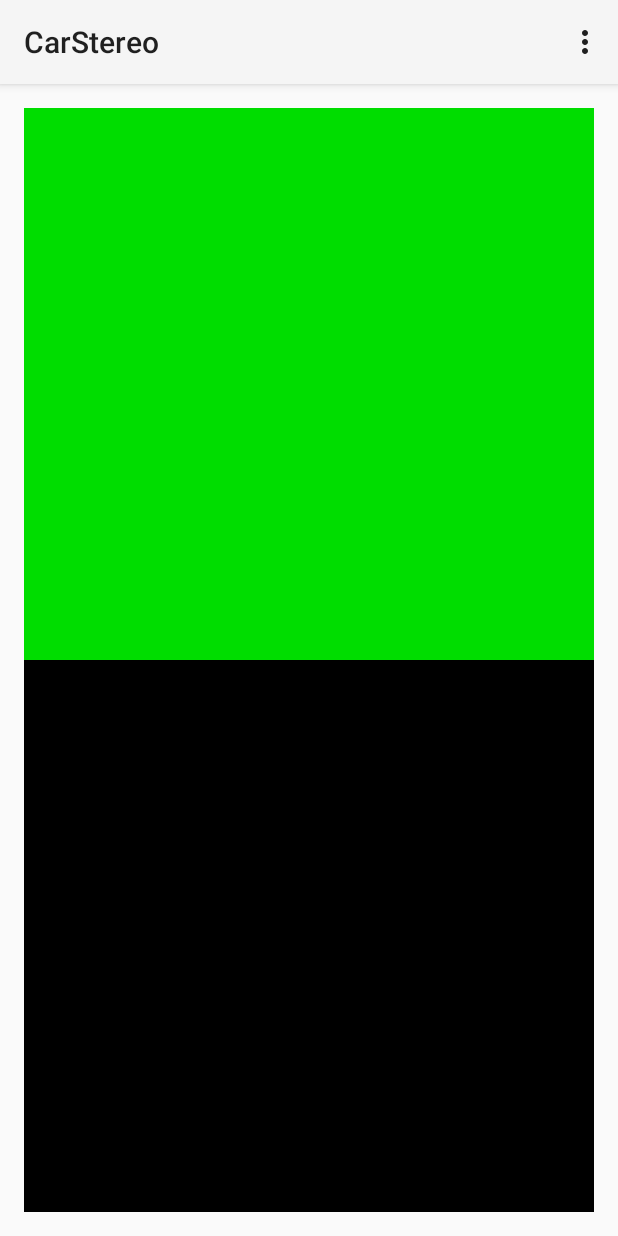
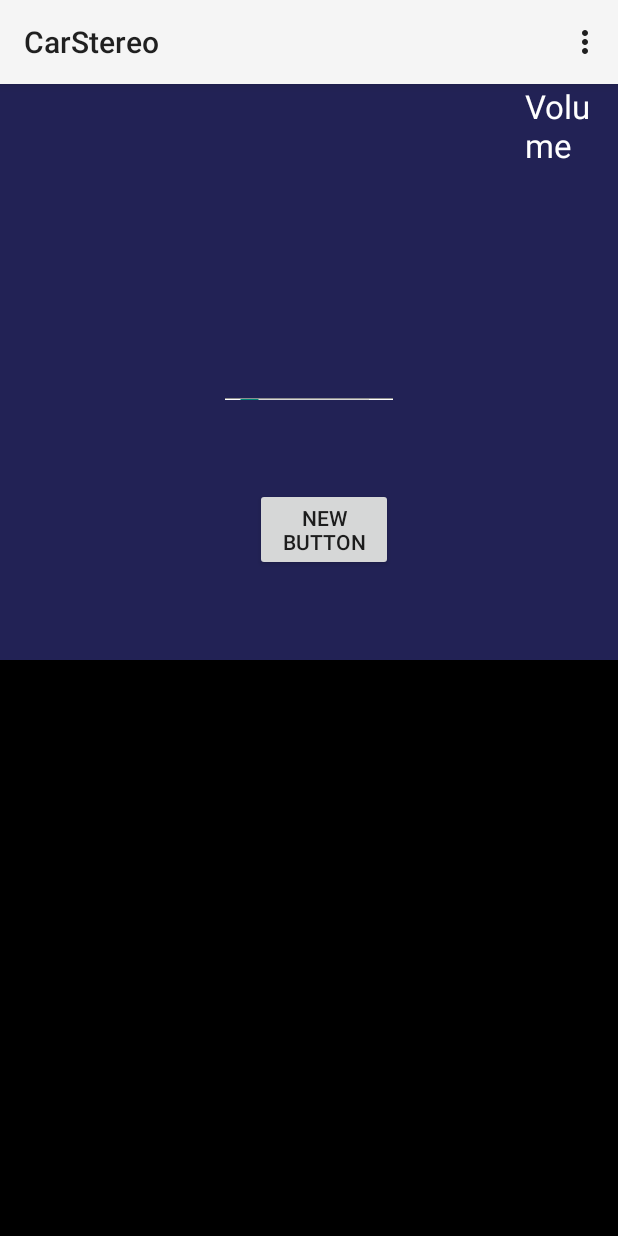
Before and after one commit to Flamexer/CarStereo, an Android app: the screen it shows after launch (MainActivity), on a phone screen of 412 x 824 dp. Run offline under Robolectric (Android 15) with nearby library versions, the phone set to English and light mode, and no system bars.

Commit message:
Upper layout drafted

```diff
--- a/app/src/main/res/layout/activity_main.xml
+++ b/app/src/main/res/layout/activity_main.xml
@@ -1,23 +1,151 @@
 <LinearLayout xmlns:android="http://schemas.android.com/apk/res/android"
     xmlns:tools="http://schemas.android.com/tools" android:layout_width="match_parent"
-    android:layout_height="match_parent" android:paddingLeft="@dimen/activity_horizontal_margin"
-    android:paddingRight="@dimen/activity_horizontal_margin"
-    android:paddingTop="@dimen/activity_vertical_margin"
-    android:paddingBottom="@dimen/activity_vertical_margin" tools:context=".MainActivity"
+    android:layout_height="match_parent"
+    tools:context=".MainActivity"
     android:orientation="vertical">
 
     <LinearLayout
-        android:orientation="horizontal"
+        android:orientation="vertical"
         android:layout_width="match_parent"
         android:layout_height="match_parent"
-        android:background="#FF00DD00"
-        android:layout_weight="1"></LinearLayout>
+        android:background="#FF222255"
+        android:layout_weight="1">
+
+        <LinearLayout
+            android:orientation="horizontal"
+            android:layout_width="match_parent"
+            android:layout_height="wrap_content"
+            android:layout_weight="3">
+
+            <TextView
+                android:layout_width="wrap_content"
+                android:layout_height="wrap_content"
+                android:textAppearance="?android:attr/textAppearanceLarge"
+                android:text="Volume"
+                android:id="@+id/volumeText"
+                android:layout_gravity="bottom"
+                android:textColor="#FFFFFF"
+                android:paddingLeft="350dp" />
+
+            <TextView
+                android:layout_width="wrap_content"
+                android:layout_height="wrap_content"
+                android:textAppearance="?android:attr/textAppearanceLarge"
+                android:text="Frequency"
+                android:id="@+id/stationText"
+                android:gravity="bottom|end"
+                android:textColor="#FFFFFF"
+                android:layout_gravity="bottom|right"
+                android:paddingLeft="100dp" />
+
+            <Switch
+                android:layout_width="100dp"
+                android:layout_height="25dp"
+                android:text="On/Off"
+                android:id="@+id/switch1"
+                android:paddingLeft="150dp"
+                android:layout_gravity="right" />
+        </LinearLayout>
+
+        <LinearLayout
+            android:orientation="horizontal"
+            android:layout_width="match_parent"
+            android:layout_height="10dp"
+            android:layout_weight="1"
+            android:paddingLeft="150dp"
+            android:paddingRight="150dp">
+
+            <ProgressBar
+                style="?android:attr/progressBarStyleHorizontal"
+                android:layout_width="match_parent"
+                android:layout_height="match_parent"
+                android:id="@+id/volumeAnalog"
+                android:background="#FFAAAAAA" />
+        </LinearLayout>
+
+        <LinearLayout
+            android:orientation="horizontal"
+            android:layout_width="match_parent"
+            android:layout_height="10dp"
+            android:layout_weight="1"
+            android:paddingLeft="150dp"
+            android:paddingRight="150dp">
+
+            <SeekBar
+                android:layout_width="match_parent"
+                android:layout_height="match_parent"
+                android:id="@+id/frequencyAnalog"
+                android:layout_weight="1"
+                android:layout_gravity="center_horizontal"
+                android:background="#FFFFFFFF" />
+        </LinearLayout>
+
+        <LinearLayout
+            android:orientation="horizontal"
+            android:layout_width="match_parent"
+            android:layout_height="wrap_content"
+            android:layout_weight="1"
+            android:layout_gravity="center_horizontal"
+            android:paddingLeft="170dp"
+            android:paddingRight="150dp">
+
+            <Button
+                android:layout_width="wrap_content"
+                android:layout_height="wrap_content"
+                android:text="New Button"
+                android:id="@+id/button"
+                android:layout_gravity="center" />
+
+            <Button
+                android:layout_width="wrap_content"
+                android:layout_height="wrap_content"
+                android:text="New Button"
+                android:id="@+id/button2"
+                android:layout_gravity="center" />
+
+            <Button
+                android:layout_width="wrap_content"
+                android:layout_height="wrap_content"
+                android:text="New Button"
+                android:id="@+id/button3"
+                android:layout_gravity="center" />
+
+            <Button
+                android:layout_width="wrap_content"
+                android:layout_height="wrap_content"
+                android:text="New Button"
+                android:id="@+id/button4"
+                android:layout_gravity="center" />
+
+            <Button
+                android:layout_width="wrap_content"
+                android:layout_height="wrap_content"
+                android:text="New Button"
+                android:id="@+id/button5"
+                android:layout_gravity="center" />
+
+            <Button
+                android:layout_width="wrap_content"
+                android:layout_height="wrap_content"
+                android:text="New Button"
+                android:id="@+id/button6"
+                android:layout_gravity="center" />
+        </LinearLayout>
+    </LinearLayout>
 
     <LinearLayout
-        android:orientation="horizontal"
+        android:orientation="vertical"
         android:layout_width="match_parent"
         android:layout_height="match_parent"
         android:layout_gravity="center_vertical"
         android:background="#FF000000"
-        android:layout_weight="1"></LinearLayout>
+        android:layout_weight="1">
+
+        <ProgressBar
+            style="?android:attr/progressBarStyleHorizontal"
+            android:layout_width="wrap_content"
+            android:layout_height="wrap_content"
+            android:id="@+id/progressBar"
+            android:layout_gravity="center_horizontal" />
+    </LinearLayout>
 </LinearLayout>
```
